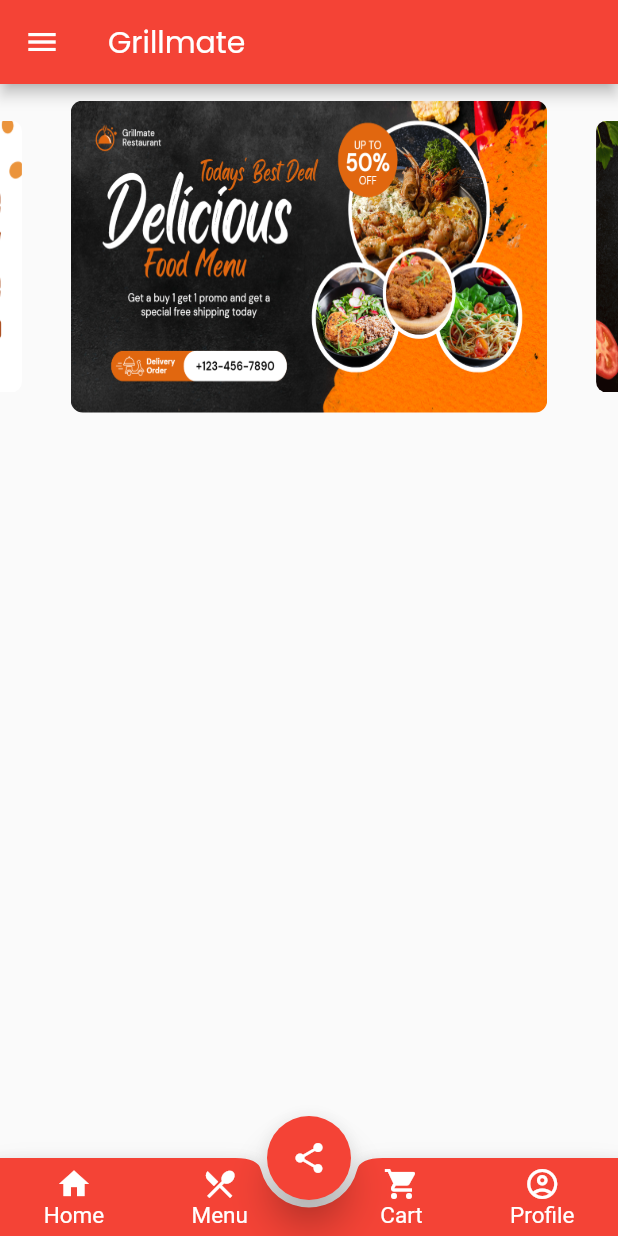
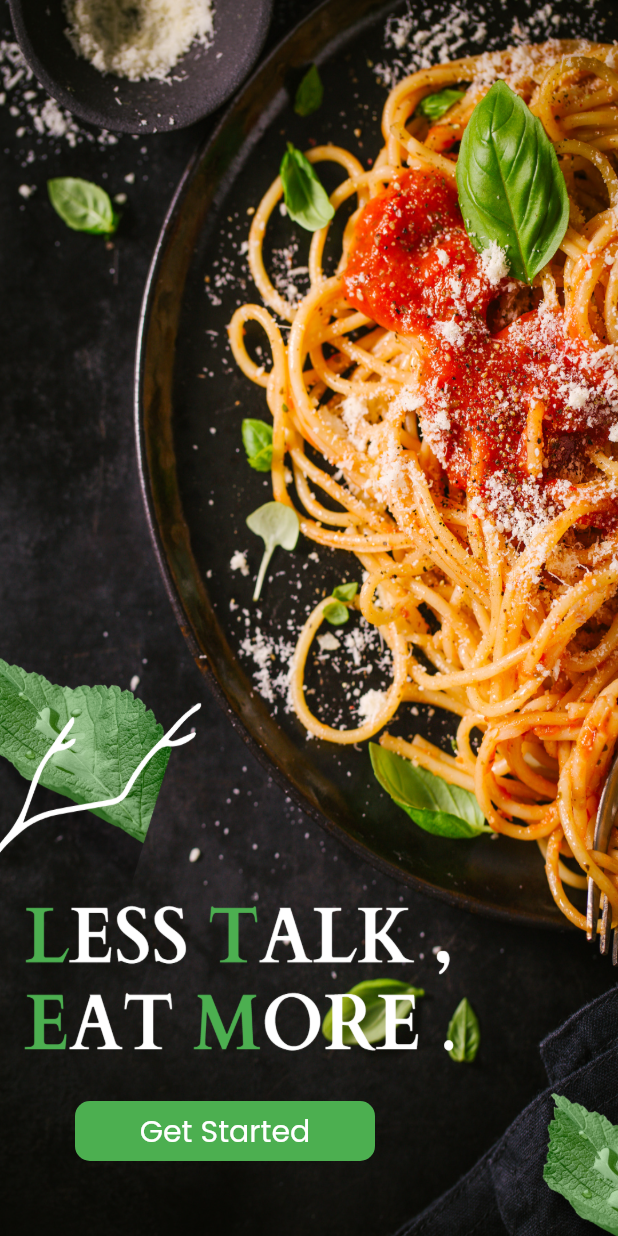
Before and after one commit to urvishkoshiya/grillmate, a Flutter app: the screen it shows after launch, on a phone screen of 412 x 824 dp. Run offline on Flutter 3.47's test engine with Material 2 defaults, Android fonts, the phone set to English and light mode, and no system bars; drawn by our look-alikes of carousel_slider.

Commit message:
third commit

```diff
--- /dev/null
+++ b/lib/get_started.dart
@@ -0,0 +1,46 @@
+import 'package:flutter/material.dart';
+import 'package:grillmate/home_screen.dart';
+
+class Get_started extends StatefulWidget {
+  @override
+  State<Get_started> createState() => _Get_startedState();
+}
+
+class _Get_startedState extends State<Get_started> {
+  @override
+  Widget build(BuildContext context) {
+    return Scaffold(
+      body: Stack(
+        alignment: Alignment.bottomCenter,
+        children: [
+          Container(
+            decoration: BoxDecoration(
+              image: DecorationImage(
+                  image: AssetImage("assets/images/get_started.png"),
+                  fit: BoxFit.fill),
+            ),
+          ),
+          Positioned(
+            left: 50,
+            bottom: 50,
+            child: InkWell(
+              onTap: () {
+                Navigator.pushReplacement(context, MaterialPageRoute(builder: (context) => Home_screen(),));
+              },
+              child: Container(
+                width: 200,
+                height: 40,
+                decoration: BoxDecoration(
+                  color: Colors.green,
+                  borderRadius: BorderRadius.circular(10),
+                ),
+                child:
+                  Center(child: Text("Get Started",style: TextStyle(fontFamily: "Custom",color: Colors.white,fontSize: 20),))
+              ),
+            ),
+          ),
+        ],
+      ),
+    );
+  }
+}
--- a/lib/home_screen.dart
+++ b/lib/home_screen.dart
@@ -225,7 +225,7 @@ class _Home_screenState extends State<Home_screen> {
       bottomNavigationBar: BottomAppBar(
         notchMargin: 5.0,
         shape: CircularNotchedRectangle(),
-        color: Colors.red,
+        color: Colors.green,
         child: Row(
           mainAxisAlignment: MainAxisAlignment.spaceAround,
           mainAxisSize: MainAxisSize.max,
@@ -250,7 +250,6 @@ class _Home_screenState extends State<Home_screen> {
             ),
             InkWell(
               onTap: () {
-
               },
               child: Padding(
                 padding: EdgeInsets.only(top: 5,bottom: 5,left: 5,right: 20),
--- a/lib/main.dart
+++ b/lib/main.dart
@@ -2,7 +2,7 @@ import 'dart:async';
 
 import 'package:flutter/material.dart';
 
-import 'home_screen.dart';
+import 'get_started.dart';
 
 void main() {
   runApp(
@@ -10,7 +10,7 @@ void main() {
       home: MyApp(),
       debugShowCheckedModeBanner: false,
       theme: ThemeData(
-        primarySwatch: Colors.red,
+        primarySwatch: Colors.green,
       ),
     ),
   );
@@ -30,14 +30,14 @@ class _MyAppState extends State<MyApp> {
     super.initState();
     Timer(Duration(seconds: 1), () {
       Navigator.pushReplacement(
-          context, MaterialPageRoute(builder: (context) => Home_screen(),));
+          context, MaterialPageRoute(builder: (context) => Get_started(),));
     });
   }
 
   @override
   Widget build(BuildContext context) {
     return Scaffold(
-      backgroundColor: Colors.red,
+      backgroundColor: Colors.green,
       body: Column(
         mainAxisAlignment: MainAxisAlignment.center,
         children: [
```
Also changed, not shown: assets/images/get_started.png (added), assets/images/grillmate.png.
